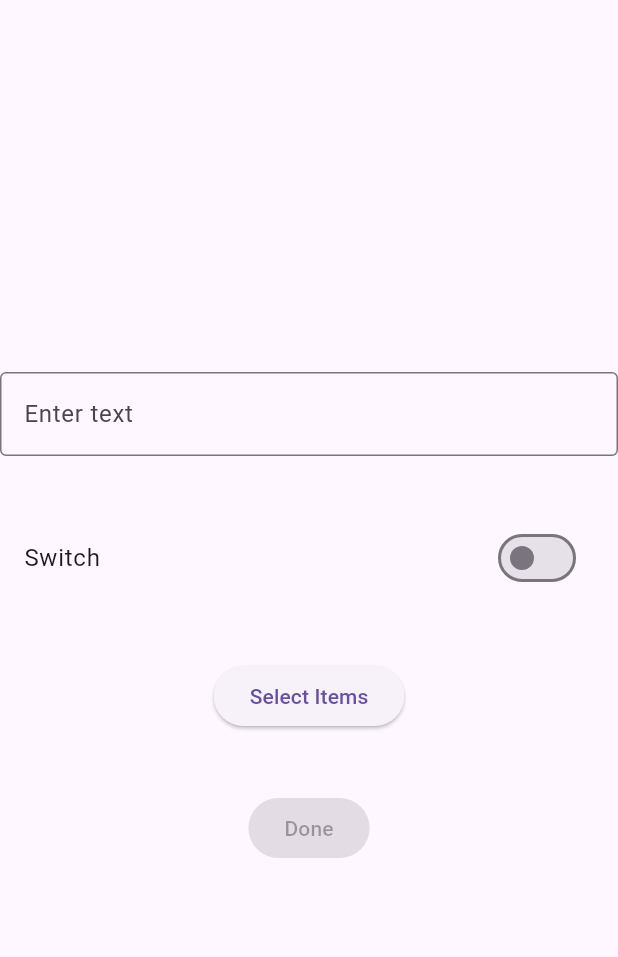
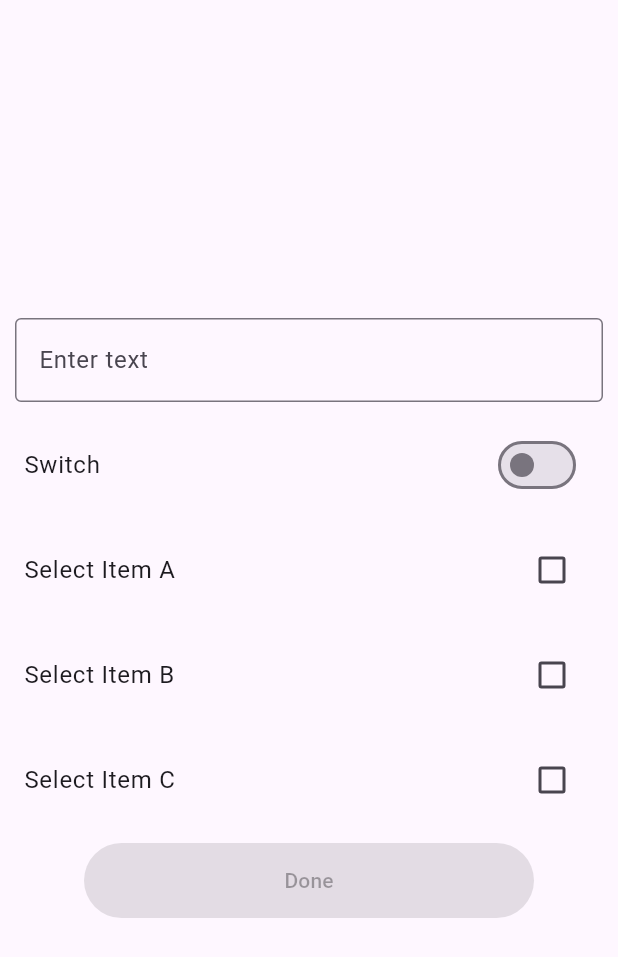
Before and after one commit to HaruhikoMotokawa/custom_hook_sample, a Flutter app: the BlueModal widget shown alone on an empty page, opened directly, on a phone screen of 412 x 824 dp. Shown: the top 957 px of the screen. Run offline on Flutter 3.47's test engine with Material 3 defaults, Android fonts, the phone set to English and light mode, and no system bars; our stand-ins replace flutter_hooks, freezed_annotation, hooks_riverpod, riverpod_annotation; generated files the repository leaves out were written again.

Commit message:
BlueModalにチェックボックスを追加し、選択項目の管理機能を改善

```diff
--- a/lib/presentations/screen/home/components/blue/modal.dart
+++ b/lib/presentations/screen/home/components/blue/modal.dart
@@ -16,9 +16,12 @@ class BlueModal extends HookConsumerWidget {
   static Future<BlueModalResult?> show(BuildContext context) async {
     return showModalBottomSheet<BlueModalResult?>(
       context: context,
+      showDragHandle: true,
       builder: (context) => const BlueModal(),
     );
   }
+
+  static const _itemIds = ['A', 'B', 'C'];
 
   @override
   Widget build(BuildContext context, WidgetRef ref) {
@@ -35,9 +38,11 @@ class BlueModal extends HookConsumerWidget {
     return Center(
       child: Column(
         mainAxisAlignment: MainAxisAlignment.center,
-        spacing: 40,
+        spacing: 14,
         children: [
-          TextField(
+          Padding(
+            padding: const EdgeInsets.symmetric(horizontal: 10),
+            child: TextField(
               controller: textController,
               decoration: const InputDecoration(
                 labelText: 'Enter text',
@@ -45,21 +50,37 @@ class BlueModal extends HookConsumerWidget {
               ),
               onChanged: viewModel.setInputText,
             ),
+          ),
           SwitchListTile(
             value: state.isSwitchOn,
             title: const Text('Switch'),
             onChanged: viewModel.setSwitch,
           ),
-          ElevatedButton(
-            onPressed: viewModel.setSelectedItems,
-            style: state.selectedItems.isNotEmpty
-                ? ElevatedButton.styleFrom(
-                    backgroundColor: Colors.blue,
-                  )
-                : null,
-            child: const Text('Select Items'),
+          CheckboxListTile(
+            value: state.selectedItems.contains(_itemIds[0]),
+            title: const Text('Select Item A'),
+            onChanged: (_) {
+              viewModel.setSelectedItems(_itemIds[0]);
+            },
           ),
-          ElevatedButton(
+          CheckboxListTile(
+            value: state.selectedItems.contains(_itemIds[1]),
+            title: const Text('Select Item B'),
+            onChanged: (_) {
+              viewModel.setSelectedItems(_itemIds[1]);
+            },
+          ),
+          CheckboxListTile(
+            value: state.selectedItems.contains(_itemIds[2]),
+            title: const Text('Select Item C'),
+            onChanged: (_) {
+              viewModel.setSelectedItems(_itemIds[2]);
+            },
+          ),
+          SizedBox(
+            width: 300,
+            height: 50,
+            child: ElevatedButton(
               onPressed: state.isDoneEnabled
                   ? () {
                       final result = viewModel.getResult();
@@ -68,6 +89,7 @@ class BlueModal extends HookConsumerWidget {
                   : null,
               child: const Text('Done'),
             ),
+          ),
         ],
       ),
     );
```
Also changed, not shown: lib/presentations/screen/home/components/blue/view_model.dart (+13 -3 lines). Lines whose indentation alone changed are shown as unchanged.
